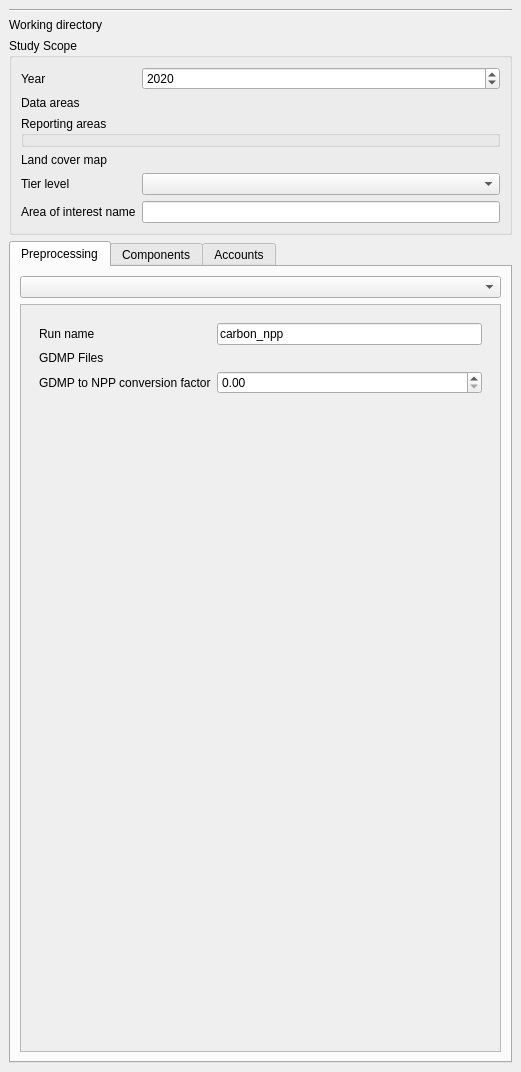
First picture: the form in enca_plugin/enca_plugin_dockwidget_base.ui, repository VITObelgium/sys4enca, before the edit.
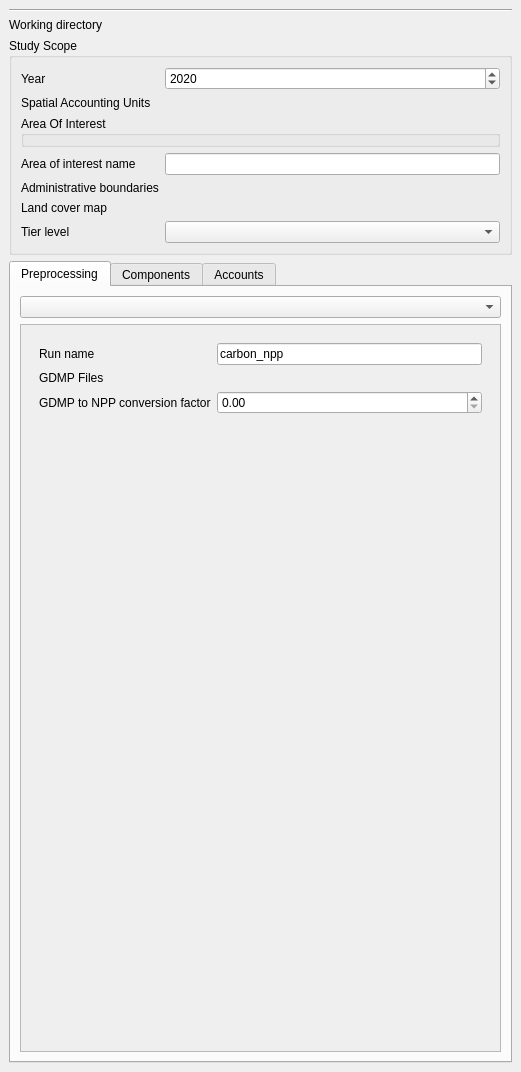
Second picture: the form after the edit. Custom widgets are drawn as their Qt base class.

Commit message: enca_plugin: Update UI: add administrative boundaries input.

```diff
--- a/enca_plugin/enca_plugin_dockwidget_base.ui
+++ b/enca_plugin/enca_plugin_dockwidget_base.ui
@@ -70,7 +70,7 @@
          <item row="1" column="0">
           <widget class="QLabel" name="label_4">
            <property name="text">
-            <string>Data areas</string>
+            <string>Spatial Accounting Units</string>
            </property>
           </widget>
          </item>
@@ -84,42 +84,56 @@
          <item row="2" column="0" colspan="2">
           <widget class="RegionPicker" name="reporting_areas">
            <property name="title">
-            <string>Reporting areas</string>
+            <string>Area Of Interest</string>
            </property>
           </widget>
          </item>
-         <item row="3" column="0">
+         <item row="6" column="0">
           <widget class="QLabel" name="label_3">
            <property name="text">
             <string>Land cover map</string>
            </property>
           </widget>
          </item>
-         <item row="3" column="1">
+         <item row="6" column="1">
           <widget class="QgsFileWidget" name="land_cover">
            <property name="filter">
             <string>Geotiff (*.tiff *.tif);; All Files (*.*)</string>
            </property>
           </widget>
          </item>
-         <item row="4" column="0">
+         <item row="7" column="0">
           <widget class="QLabel" name="label_6">
            <property name="text">
             <string>Tier level</string>
            </property>
           </widget>
          </item>
-         <item row="4" column="1">
+         <item row="7" column="1">
           <widget class="QComboBox" name="tier"/>
          </item>
          <item row="5" column="0">
+          <widget class="QLabel" name="label_137">
+           <property name="text">
+            <string>Administrative boundaries</string>
+           </property>
+          </widget>
+         </item>
+         <item row="5" column="1">
+          <widget class="QgsFileWidget" name="admin_boundaries">
+           <property name="filter">
+            <string>Vector Files (*.shp *.gpkg);; All Files (*.*)</string>
+           </property>
+          </widget>
+         </item>
+         <item row="4" column="0">
           <widget class="QLabel" name="label_7">
            <property name="text">
             <string>Area of interest name</string>
            </property>
           </widget>
          </item>
-         <item row="5" column="1">
+         <item row="4" column="1">
           <widget class="QLineEdit" name="aoi_name"/>
          </item>
         </layout>
```
Left out of the diff: 1 changed line with no effect on the pictures. The commit also changes 2 other files.
